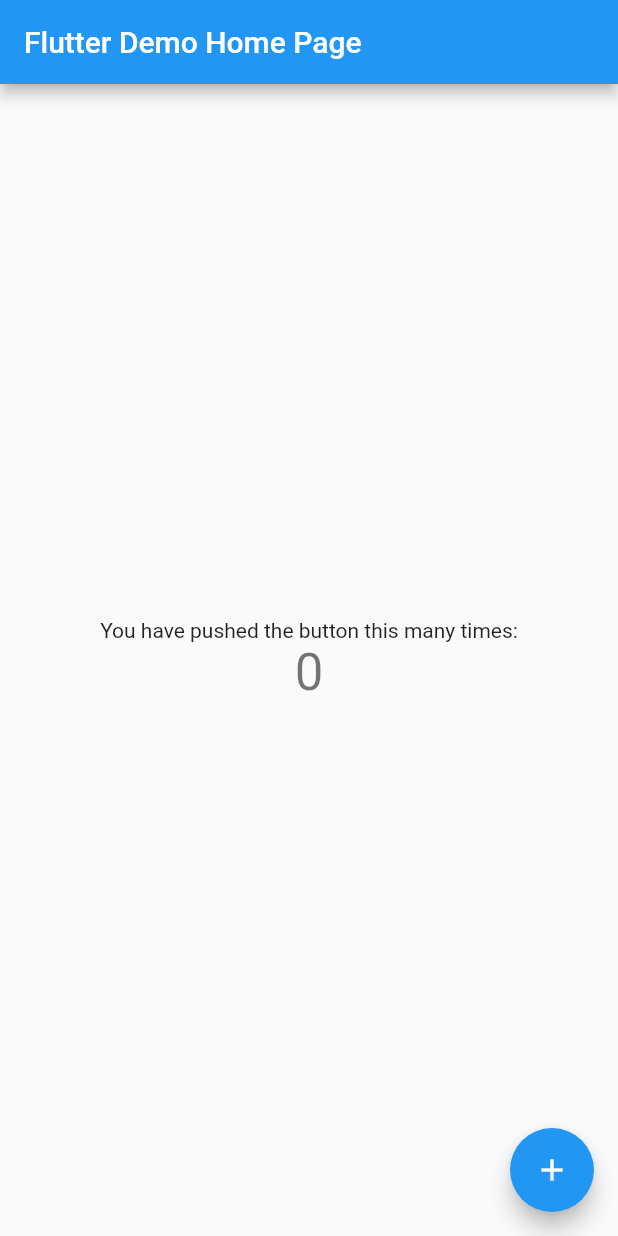
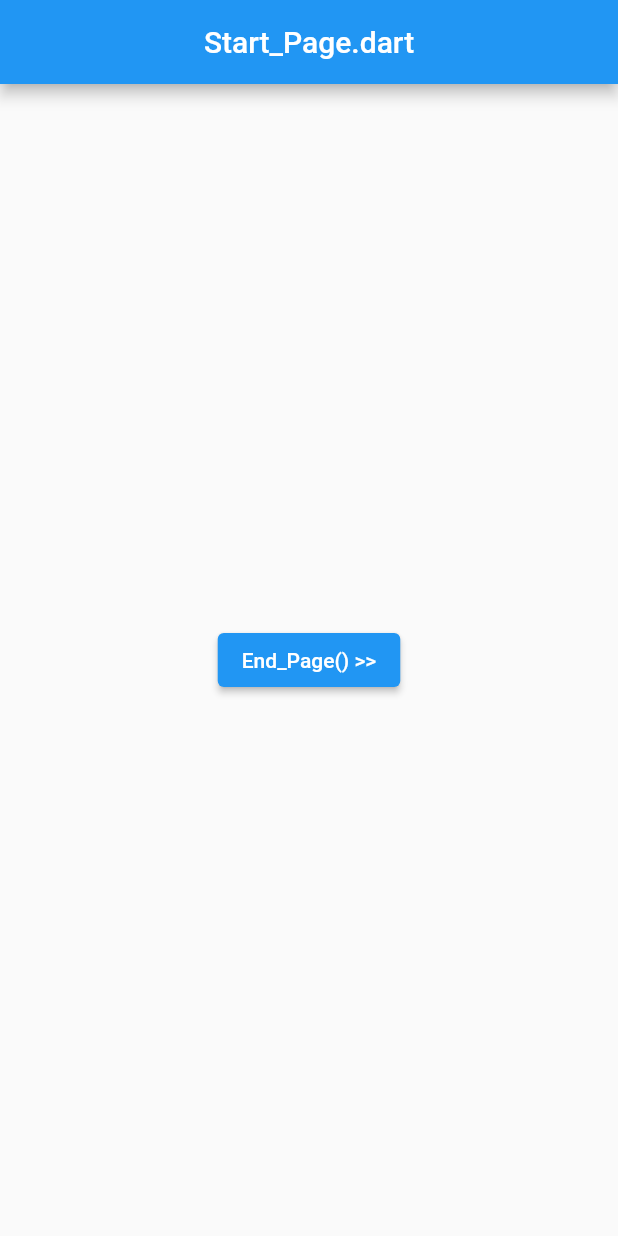
Before and after one commit to redfrogred/basic, a Flutter app: the screen it shows after launch, on a phone screen of 412 x 824 dp. Run offline on Flutter 3.47's test engine with Material 2 defaults, Android fonts, the phone set to English and light mode, and no system bars.

Commit message:
The most basic version of a starter project

```diff
--- /dev/null
+++ b/lib/classes/Utils.dart
@@ -0,0 +1,55 @@
+// ignore_for_file: file_names
+
+import 'package:flutter/foundation.dart';
+
+//  Presenting the dead simple "Utils" class.
+//  This version does only one thing: it
+//  does console logs (with a timestamp and
+//  a ">>" which is used to filter stuff out
+//  in the debug console.)
+
+class Utils {
+
+  //  the first timestamp
+  static final int _originalTimeStamp = DateTime.now().millisecondsSinceEpoch;
+
+  //  ==============================
+  //  return current timestamp in ms
+  //  ==============================
+  static int timeStampNow () {
+    return DateTime.now().millisecondsSinceEpoch;
+ }
+
+  //  ==============================
+  //  return the ms difference in this timestamp
+  //  and the original one
+  //  ==============================
+  static String showTimeDiff ( [bool allowHtml = false ]) {
+    int diff = timeStampNow() - _originalTimeStamp;
+    double minute = 0;
+    if ( diff < 60000 ) {
+      double seconds = diff * .001;
+      return '${seconds.toStringAsFixed(1)}s';
+    }
+    else {
+      minute = diff/60000;
+      double remainder = diff%60000;
+      remainder = remainder*.001;
+      return '${minute.toInt()}m ${remainder.toStringAsFixed(1)}s';
+    }
+  }
+
+  //  =============
+  //  == The LOG ==
+  //  =============
+  //  This takes 2 paramaters. (A third optional one is not used for this
+  //  simple version of log.)
+  //    1. filename is the calling file
+  //    2. message is the message to log
+  static void log( String filename, String message, [ int num = 2 ]) {
+    if (kDebugMode) {
+      print('(${ showTimeDiff() }) >>  ($filename) $message');
+    }
+  }
+
+}
--- a/lib/main.dart
+++ b/lib/main.dart
@@ -1,4 +1,5 @@
 import 'package:flutter/material.dart';
+import './pages/_AllPages.dart';
 
 void main() {
   runApp(const MyApp());
@@ -7,109 +8,19 @@
 class MyApp extends StatelessWidget {
   const MyApp({super.key});
 
-  // This widget is the root of your application.
   @override
   Widget build(BuildContext context) {
     return MaterialApp(
       title: 'Flutter Demo',
       theme: ThemeData(
-        // This is the theme of your application.
-        //
-        // Try running your application with "flutter run". You'll see the
-        // application has a blue toolbar. Then, without quitting the app, try
-        // changing the primarySwatch below to Colors.green and then invoke
-        // "hot reload" (press "r" in the console where you ran "flutter run",
-        // or simply save your changes to "hot reload" in a Flutter IDE).
-        // Notice that the counter didn't reset back to zero; the application
-        // is not restarted.
         primarySwatch: Colors.blue,
       ),
-      home: const MyHomePage(title: 'Flutter Demo Home Page'),
+      initialRoute: 'Start_Page',
+      routes: {
+        //  start and end pages
+        'Start_Page': (context) => const Start_Page(),
+        'End_Page': (context) => const End_Page(),
+      },
     );
   }
 }
-
-class MyHomePage extends StatefulWidget {
-  const MyHomePage({super.key, required this.title});
-
-  // This widget is the home page of your application. It is stateful, meaning
-  // that it has a State object (defined below) that contains fields that affect
-  // how it looks.
-
-  // This class is the configuration for the state. It holds the values (in this
-  // case the title) provided by the parent (in this case the App widget) and
-  // used by the build method of the State. Fields in a Widget subclass are
-  // always marked "final".
-
-  final String title;
-
-  @override
-  State<MyHomePage> createState() => _MyHomePageState();
-}
-
-class _MyHomePageState extends State<MyHomePage> {
-  int _counter = 0;
-
-  void _incrementCounter() {
-    setState(() {
-      // This call to setState tells the Flutter framework that something has
-      // changed in this State, which causes it to rerun the build method below
-      // so that the display can reflect the updated values. If we changed
-      // _counter without calling setState(), then the build method would not be
-      // called again, and so nothing would appear to happen.
-      _counter++;
-    });
-  }
-
-  @override
-  Widget build(BuildContext context) {
-    // This method is rerun every time setState is called, for instance as done
-    // by the _incrementCounter method above.
-    //
-    // The Flutter framework has been optimized to make rerunning build methods
-    // fast, so that you can just rebuild anything that needs updating rather
-    // than having to individually change instances of widgets.
-    return Scaffold(
-      appBar: AppBar(
-        // Here we take the value from the MyHomePage object that was created by
-        // the App.build method, and use it to set our appbar title.
-        title: Text(widget.title),
-      ),
-      body: Center(
-        // Center is a layout widget. It takes a single child and positions it
-        // in the middle of the parent.
-        child: Column(
-          // Column is also a layout widget. It takes a list of children and
-          // arranges them vertically. By default, it sizes itself to fit its
-          // children horizontally, and tries to be as tall as its parent.
-          //
-          // Invoke "debug painting" (press "p" in the console, choose the
-          // "Toggle Debug Paint" action from the Flutter Inspector in Android
-          // Studio, or the "Toggle Debug Paint" command in Visual Studio Code)
-          // to see the wireframe for each widget.
-          //
-          // Column has various properties to control how it sizes itself and
-          // how it positions its children. Here we use mainAxisAlignment to
-          // center the children vertically; the main axis here is the vertical
-          // axis because Columns are vertical (the cross axis would be
-          // horizontal).
-          mainAxisAlignment: MainAxisAlignment.center,
-          children: <Widget>[
-            const Text(
-              'You have pushed the button this many times:',
-            ),
-            Text(
-              '$_counter',
-              style: Theme.of(context).textTheme.headline4,
-            ),
-          ],
-        ),
-      ),
-      floatingActionButton: FloatingActionButton(
-        onPressed: _incrementCounter,
-        tooltip: 'Increment',
-        child: const Icon(Icons.add),
-      ), // This trailing comma makes auto-formatting nicer for build methods.
-    );
-  }
-}
--- /dev/null
+++ b/lib/pages/Start_Page.dart
@@ -0,0 +1,84 @@
+// ignore_for_file: prefer_const_constructors, camel_case_types
+
+import 'package:flutter/material.dart';
+
+import '../classes/Utils.dart';
+
+class Start_Page extends StatefulWidget {
+  const Start_Page({ super.key });
+
+  @override
+  State createState() => _Start_PageState();
+}
+
+class _Start_PageState extends State<Start_Page> {
+
+  _Start_PageState() {
+    Utils.log( 'Start_Page.dart', 'init' );
+  }
+
+  // (this page) variables
+  static const String _fileName = 'Start_Page.dart';
+
+  // (this page) init and dispose
+  @override
+  void initState() {
+    super.initState();
+    Utils.log( _fileName, 'initState()' );
+    WidgetsBinding.instance.addPostFrameCallback((_) => _addPostFrameCallbackTriggered(context));
+  }
+
+  @override
+  void dispose() {
+    Utils.log( _fileName, ' dispose()');
+    super.dispose();
+  }
+
+  // (this page) methods
+  void _buildTriggered() {
+    Utils.log( _fileName, ' _buildTriggered()');
+  }
+
+  void _addPostFrameCallbackTriggered( context ) {
+    Utils.log( _fileName, ' _addPostFrameCallbackTriggered()');
+  }
+
+  // (this page) build
+  @override
+  Widget build(BuildContext context) {
+
+    _buildTriggered();
+
+    return WillPopScope(
+      onWillPop: () async {
+        return true;  //  this allows the back button to work
+      },
+      child: SafeArea(
+          child: Scaffold(
+            resizeToAvoidBottomInset: false,
+            //  backgroundColor: Config.mainBackgroundColor,
+            appBar: AppBar(
+              title: const Text( _fileName ),
+              centerTitle: true,
+            ), //AppBar
+            // drawer: DrawerWidget(),
+            body: Container(
+              color: Colors.transparent,
+              child: Center(
+                child: ElevatedButton(
+                  child: Text( 'End_Page() >>' ),
+                  onPressed: () {
+                    Utils.log( _fileName, 'go to End_Page()');
+                    Future.delayed( Duration(milliseconds: 333 ), () async {
+                      Navigator.of(context).pushNamed('End_Page');
+                      return;
+                    });
+                  },
+                ),
+              ),
+            ),
+          ),
+        ),
+    );
+  }
+}
--- /dev/null
+++ b/lib/pages/_AllPages.dart
@@ -0,0 +1,5 @@
+// ignore_for_file: file_names
+
+// start and end pages';
+export 'Start_Page.dart';
+export 'End_Page.dart';
```
Also changed, not shown: lib/pages/End_Page.dart (added, +51 -0 lines), pubspec.yaml (+3 -67 lines), 1 other file.
